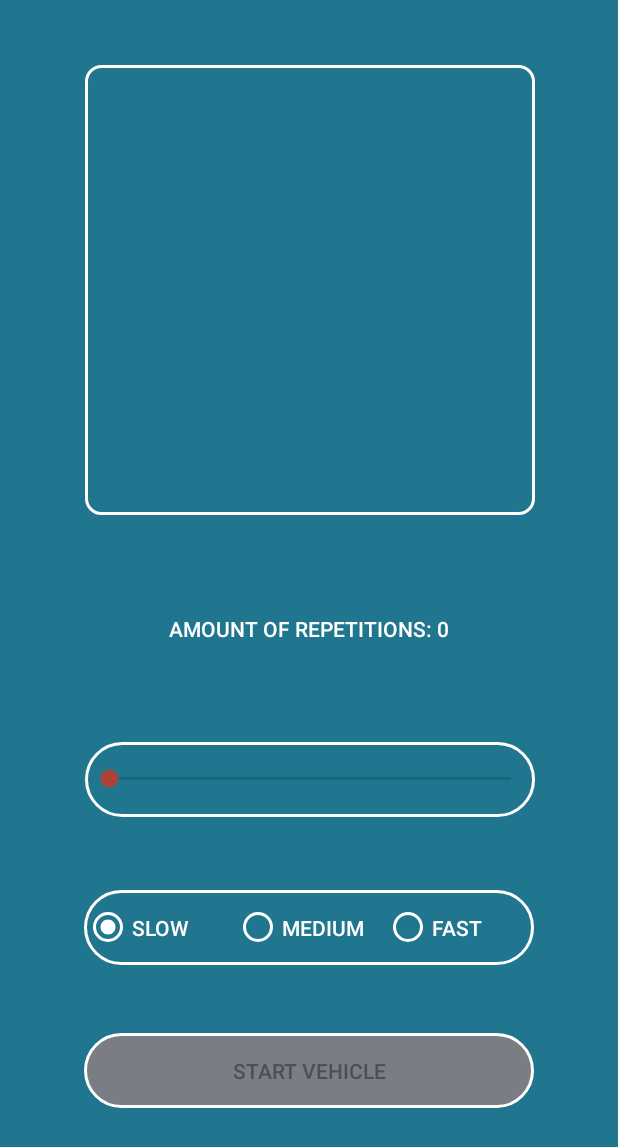
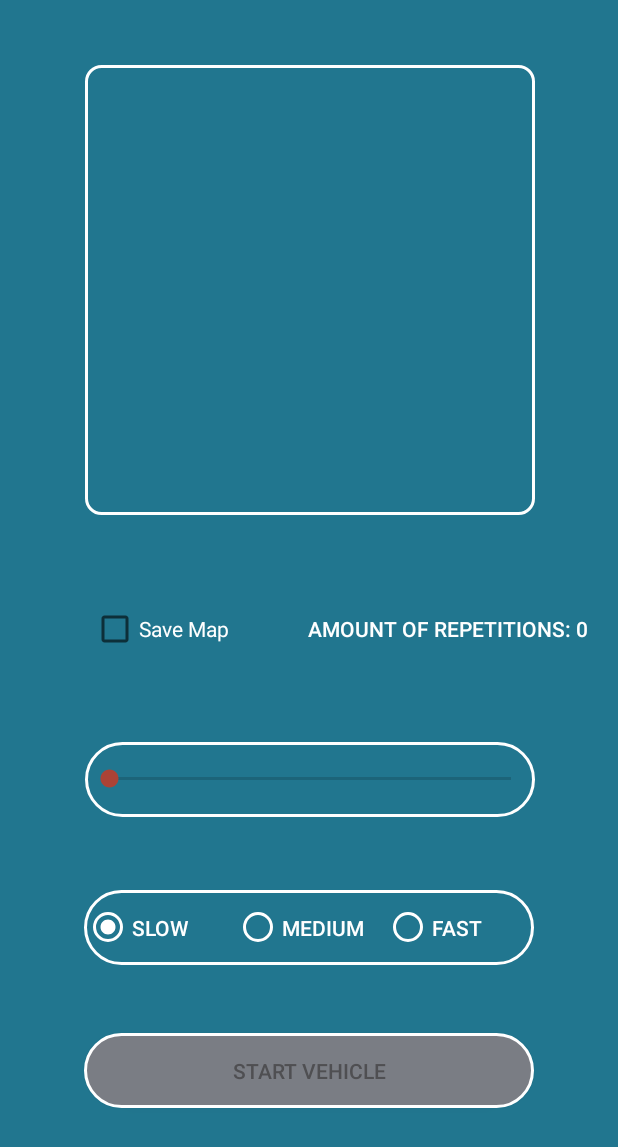
Before and after one commit to DIT112-V19/group-05, an Android app: the fragment DrawFragment placed in its activity, on a phone screen of 412 x 824 dp. Shown: the top 1147 px of the screen. Run offline under Robolectric (Android 15) with nearby library versions, the phone set to English and light mode, and no system bars; libraries missing offline, so code that uses them is left out: es.dmoral.toasty.

Commit message:
Subject: Save Objects as json
Add method to let objects be saved as json
Add method to let bitmaps be saved as PNG

Co-authored-by: EmanuelDellsen <emanuel.dellsen@gmail.com>

Relates to #98

```diff
--- a/android/app/build.gradle
+++ b/android/app/build.gradle
@@ -52,6 +52,9 @@ dependencies {
     // Google Location and Activity Recognition
     implementation 'com.google.android.gms:play-services-location:16.0.0'
 
+    //GRADLE
+    implementation 'com.google.code.gson:gson:2.8.5'
+
 
     // Google Maps
     implementation 'com.google.android.gms:play-services-maps:15.0.1'
--- a/android/app/src/main/java/com/example/hajken/bluetooth/BluetoothConnection.java
+++ b/android/app/src/main/java/com/example/hajken/bluetooth/BluetoothConnection.java
@@ -371,4 +371,10 @@ public class BluetoothConnection {
         void onNotConnected();
 
     }
+
+    public OutputStream getmOutputStream(){
+        return this.mOutputStream;
+    }
+
+
 }
--- a/android/app/src/main/java/com/example/hajken/helpers/CoordinatesListItem.java
+++ b/android/app/src/main/java/com/example/hajken/helpers/CoordinatesListItem.java
@@ -3,10 +3,12 @@ package com.example.hajken.helpers;
 import android.graphics.Bitmap;
 import android.graphics.PointF;
 
+import java.io.File;
 import java.util.ArrayList;
 
 public class CoordinatesListItem {
 
+    private String mName;
     private Bitmap mBitmap;
     private ArrayList<PointF> listOfCoordinates = new ArrayList<>();
 
@@ -25,4 +27,8 @@ public class CoordinatesListItem {
     public void setListOfCoordinates(ArrayList<PointF> listOfCoordinates) {
         this.listOfCoordinates = listOfCoordinates;
     }
+
+    public void setmName(String path){
+        this.mName = path;
+    }
 }
--- a/android/app/src/main/res/layout/fragment_draw.xml
+++ b/android/app/src/main/res/layout/fragment_draw.xml
@@ -12,16 +12,14 @@
         android:id="@+id/amount_of_repetitions"
         android:layout_width="wrap_content"
         android:layout_height="wrap_content"
-        android:layout_marginStart="10dp"
         android:layout_marginTop="10dp"
-        android:layout_marginEnd="10dp"
+        android:layout_marginEnd="20dp"
         android:layout_marginBottom="10dp"
         android:text="@string/amount_of_repetitions"
         android:textAppearance="@style/TextAppearance.AppCompat.Widget.Button"
         android:textColor="@color/active_button_text_color"
         app:layout_constraintBottom_toTopOf="@+id/seekbar"
         app:layout_constraintEnd_toEndOf="parent"
-        app:layout_constraintStart_toStartOf="parent"
         app:layout_constraintTop_toBottomOf="@+id/canvasView" />
 
     <Button
@@ -127,4 +125,17 @@
         app:layout_constraintTop_toTopOf="parent"
         app:layout_constraintVertical_bias="0.7" />
 
+    <CheckBox
+        android:id="@+id/save_button"
+        android:layout_width="wrap_content"
+        android:layout_height="wrap_content"
+        android:layout_marginStart="16dp"
+        android:layout_marginEnd="8dp"
+        android:text="Save Map"
+        android:textColor="@color/active_button_text_color"
+        app:layout_constraintBottom_toBottomOf="@+id/amount_of_repetitions"
+        app:layout_constraintEnd_toStartOf="@+id/amount_of_repetitions"
+        app:layout_constraintStart_toStartOf="parent"
+        app:layout_constraintTop_toTopOf="@+id/amount_of_repetitions" />
+
 </android.support.constraint.ConstraintLayout>
```
Also changed, not shown: android/app/src/main/java/com/example/hajken/fragments/CollectionFragment.java (+4 -3 lines), android/app/src/main/java/com/example/hajken/fragments/DrawFragment.java (+51 -20 lines), android/app/src/main/java/com/example/hajken/helpers/CoordinatesHolder.java (+10 -1 lines), android/app/src/main/java/com/example/hajken/helpers/SaveData.java (added, +108 -0 lines).
